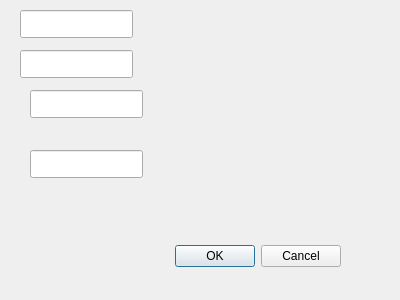
Above: hotel/reservationstab/editreservationdialog.ui from jgtim/itvitae-cpp-hotelrestaurantapplication before the change. Below: the same form after it.
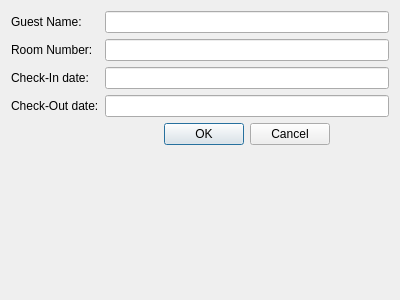
That is the form after the change.

Commit message: Styled the Edit Reservation Dialog window

```diff
--- a/hotel/reservationstab/editreservationdialog.ui
+++ b/hotel/reservationstab/editreservationdialog.ui
@@ -13,62 +13,61 @@
   <property name="windowTitle">
    <string>Dialog</string>
   </property>
-  <widget class="QDialogButtonBox" name="EditReservationButtonBox">
-   <property name="geometry">
-    <rect>
-     <x>0</x>
-     <y>240</y>
-     <width>341</width>
-     <height>32</height>
-    </rect>
-   </property>
-   <property name="orientation">
-    <enum>Qt::Orientation::Horizontal</enum>
-   </property>
-   <property name="standardButtons">
-    <set>QDialogButtonBox::StandardButton::Cancel|QDialogButtonBox::StandardButton::Ok</set>
-   </property>
-  </widget>
-  <widget class="QLineEdit" name="nameEdit">
-   <property name="geometry">
-    <rect>
-     <x>20</x>
-     <y>10</y>
-     <width>113</width>
-     <height>28</height>
-    </rect>
-   </property>
-  </widget>
-  <widget class="QLineEdit" name="roomEdit">
-   <property name="geometry">
-    <rect>
-     <x>20</x>
-     <y>50</y>
-     <width>113</width>
-     <height>28</height>
-    </rect>
-   </property>
-  </widget>
-  <widget class="QLineEdit" name="checkInEdit">
-   <property name="geometry">
-    <rect>
-     <x>30</x>
-     <y>90</y>
-     <width>113</width>
-     <height>28</height>
-    </rect>
-   </property>
-  </widget>
-  <widget class="QLineEdit" name="checkOutEdit">
-   <property name="geometry">
-    <rect>
-     <x>30</x>
-     <y>150</y>
-     <width>113</width>
-     <height>28</height>
-    </rect>
-   </property>
-  </widget>
+  <layout class="QFormLayout" name="formLayout">
+   <item row="0" column="0">
+    <widget class="QLabel" name="guestNameLabel">
+     <property name="text">
+      <string>Guest Name:</string>
+     </property>
+    </widget>
+   </item>
+   <item row="0" column="1">
+    <widget class="QLineEdit" name="nameEdit"/>
+   </item>
+   <item row="1" column="0">
+    <widget class="QLabel" name="roomNumberLabel">
+     <property name="text">
+      <string>Room Number:</string>
+     </property>
+    </widget>
+   </item>
+   <item row="1" column="1">
+    <widget class="QLineEdit" name="roomEdit"/>
+   </item>
+   <item row="2" column="0">
+    <widget class="QLabel" name="checkInDateLabel">
+     <property name="text">
+      <string>Check-In date:</string>
+     </property>
+    </widget>
+   </item>
+   <item row="2" column="1">
+    <widget class="QLineEdit" name="checkInEdit"/>
+   </item>
+   <item row="3" column="0">
+    <widget class="QLabel" name="checkOutDateLabel">
+     <property name="text">
+      <string>Check-Out date:</string>
+     </property>
+    </widget>
+   </item>
+   <item row="3" column="1">
+    <widget class="QLineEdit" name="checkOutEdit"/>
+   </item>
+   <item row="4" column="1">
+    <widget class="QDialogButtonBox" name="EditReservationButtonBox">
+     <property name="orientation">
+      <enum>Qt::Orientation::Horizontal</enum>
+     </property>
+     <property name="standardButtons">
+      <set>QDialogButtonBox::StandardButton::Cancel|QDialogButtonBox::StandardButton::Ok</set>
+     </property>
+     <property name="centerButtons">
+      <bool>true</bool>
+     </property>
+    </widget>
+   </item>
+  </layout>
  </widget>
  <resources/>
  <connections>
```
Left out of the diff: 37 changed lines with no effect on the pictures.
